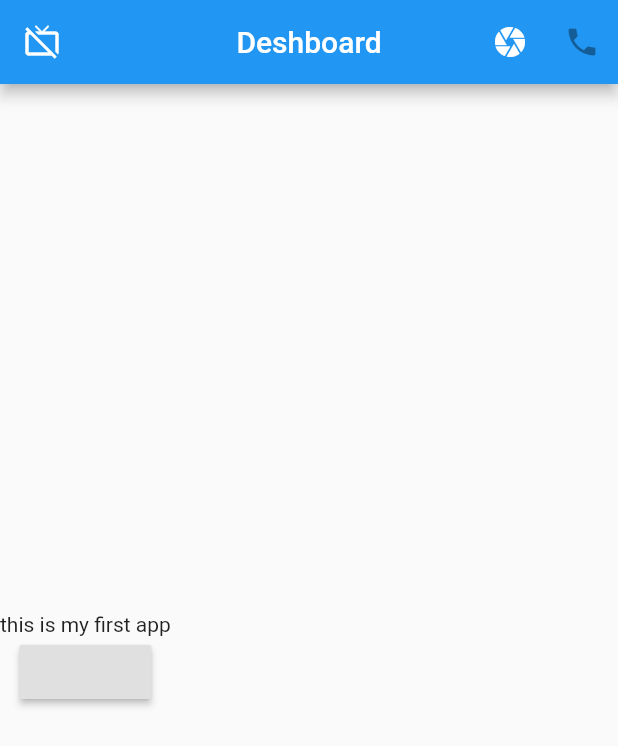
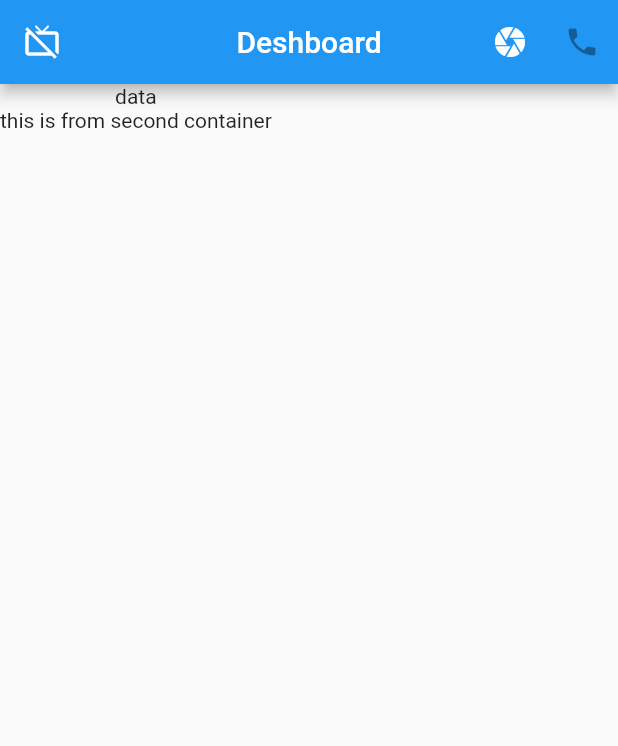
Before and after one commit to sajibsaha4647/flutter-ui-design, a Flutter app: the screen it shows after launch, on a phone screen of 412 x 824 dp. Shown: the top 746 px of the screen. Run offline on Flutter 3.47's test engine with Material 2 defaults, Android fonts, the phone set to English and light mode, and no system bars.

Commit message:
add collumn and row

```diff
--- a/lib/main.dart
+++ b/lib/main.dart
@@ -23,7 +23,8 @@ class MyApp extends StatelessWidget {
 
     return  MaterialApp(
       debugShowCheckedModeBanner: false,
-      home: Scaffold(
+      home: SafeArea(
+        child: Scaffold(
           appBar: AppBar(
             centerTitle: true,
             title: Text("Deshboard",style: TextStyle(fontSize: 20)),
@@ -33,14 +34,23 @@ class MyApp extends StatelessWidget {
             IconButton(onPressed: null, icon: Icon(Icons.phone))
             ],
           ),
-        body: Column(
-          mainAxisAlignment: MainAxisAlignment.center,
-          children:  [
-            Text("this is my first app"),
-            RaisedButton(onPressed: (){})
+          body:
+          Container(
+            child: Column(
+              children: [
+                Text("data"),
+                Container(
+                  child: Text("this is from second container"),
+                )
               ],
             ),
+
           ),
+
+        ),
+      )
+
+
     );
   }
 }
```
Lines whose indentation alone changed are shown as unchanged.
